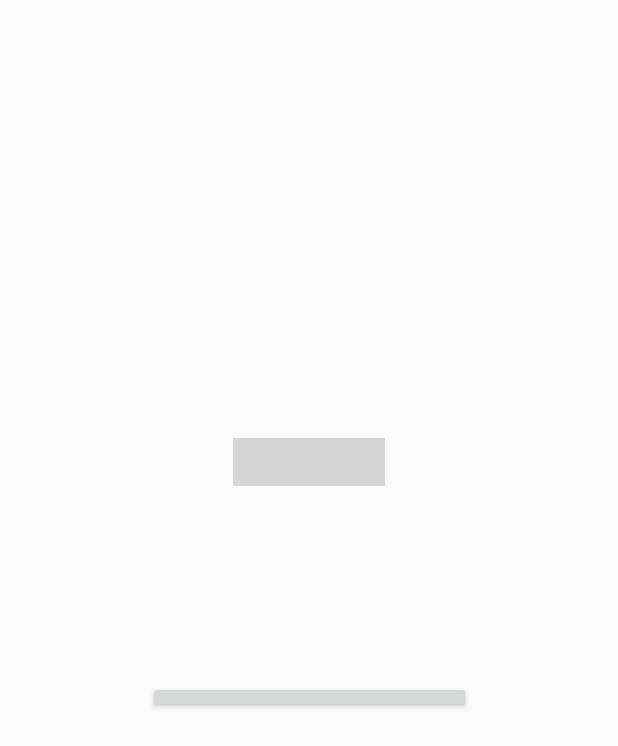
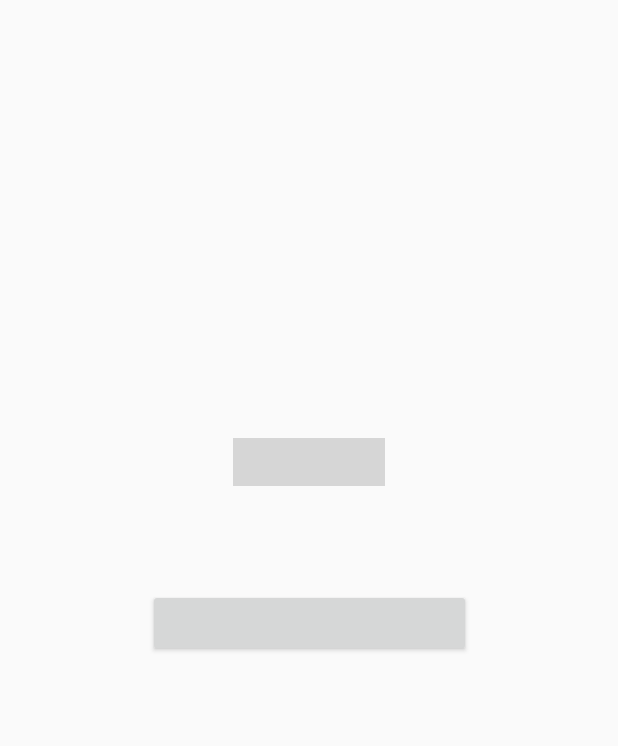
Before and after one commit to tvcuong0801/sportF_X, an Android app: the Dang_nhap screen opened directly, with no data from a screen before it, on a phone screen of 412 x 824 dp. Shown: the top 746 px of the screen. Run offline under Robolectric (Android 15) with nearby library versions, the phone set to English and light mode, and no system bars; libraries missing offline, so code that uses them is left out: com.facebook, com.facebook.login; plain views replace LoginButton, ProfilePictureView; 5 statements that could not run were skipped; grey boxes are pictures that could not be loaded.

Commit message:
13/8/2019

```diff
--- a/app/src/main/res/layout/activity_binh__luan_.xml
+++ b/app/src/main/res/layout/activity_binh__luan_.xml
@@ -22,7 +22,9 @@
         android:layout_height="wrap_content"
         android:layout_marginStart="16dp"
         android:layout_marginBottom="100dp"
+        android:autofillHints=""
         android:ems="10"
+        android:hint="Nội dung bình luận"
         android:inputType="textPersonName"
         app:layout_constraintBottom_toBottomOf="parent"
         app:layout_constraintStart_toStartOf="parent" />
@@ -53,6 +55,7 @@
         android:layout_marginStart="8dp"
         android:layout_marginTop="8dp"
         android:ems="10"
+        android:hint="Số sao"
         android:inputType="number"
         app:layout_constraintStart_toEndOf="@+id/textView11"
         app:layout_constraintTop_toBottomOf="@+id/editTextBinhLuan_bl" />
--- a/app/src/main/res/layout/activity_dang_nhap.xml
+++ b/app/src/main/res/layout/activity_dang_nhap.xml
@@ -10,13 +10,11 @@
     <com.facebook.login.widget.LoginButton
         android:id="@+id/login_button"
         android:layout_width="215dp"
-        android:layout_height="21dp"
+        android:layout_height="45dp"
         android:layout_gravity="center_horizontal"
         android:layout_marginStart="115dp"
         android:layout_marginTop="24dp"
         android:layout_marginEnd="116dp"
-        android:layout_marginBottom="288dp"
-        app:layout_constraintBottom_toBottomOf="parent"
         app:layout_constraintEnd_toEndOf="parent"
         app:layout_constraintHorizontal_bias="0.485"
         app:layout_constraintStart_toStartOf="parent"
@@ -37,13 +35,17 @@
 
     <Button
         android:id="@+id/logout_button"
-        android:layout_width="213dp"
-        android:layout_height="43dp"
-        android:layout_marginTop="3dp"
+        android:layout_width="215dp"
+        android:layout_height="wrap_content"
+        android:layout_marginTop="8dp"
+        android:layout_marginBottom="8dp"
         android:text="Đăng xuất"
+        app:layout_constraintBottom_toBottomOf="parent"
         app:layout_constraintEnd_toEndOf="@+id/login_button"
+        app:layout_constraintHorizontal_bias="1.0"
         app:layout_constraintStart_toStartOf="@+id/login_button"
-        app:layout_constraintTop_toBottomOf="@+id/login_button" />
+        app:layout_constraintTop_toBottomOf="@+id/login_button"
+        app:layout_constraintVertical_bias="0.018" />
 
     <TextView
         android:id="@+id/textView_ten_user"
--- a/build.gradle
+++ b/build.gradle
@@ -10,7 +10,7 @@ buildscript {
 
     dependencies {
 
-        classpath 'com.android.tools.build:gradle:3.4.2'
+        classpath 'com.android.tools.build:gradle:3.5.0'
 
 
 
```
Also changed, not shown: gradle/wrapper/gradle-wrapper.properties.
